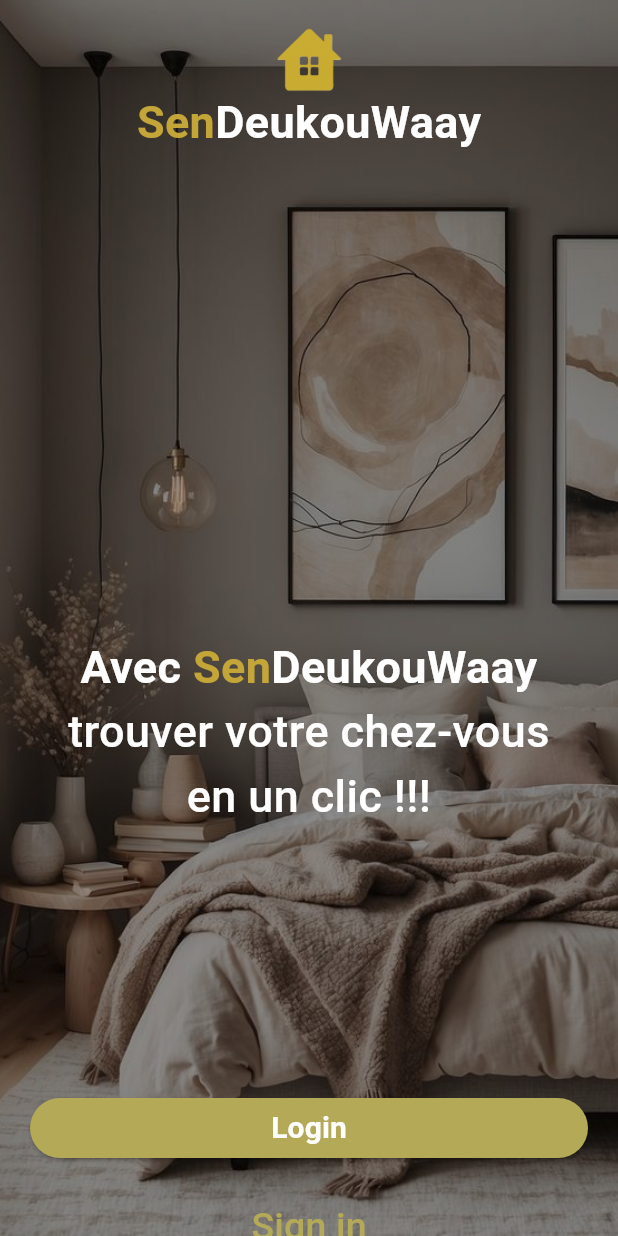
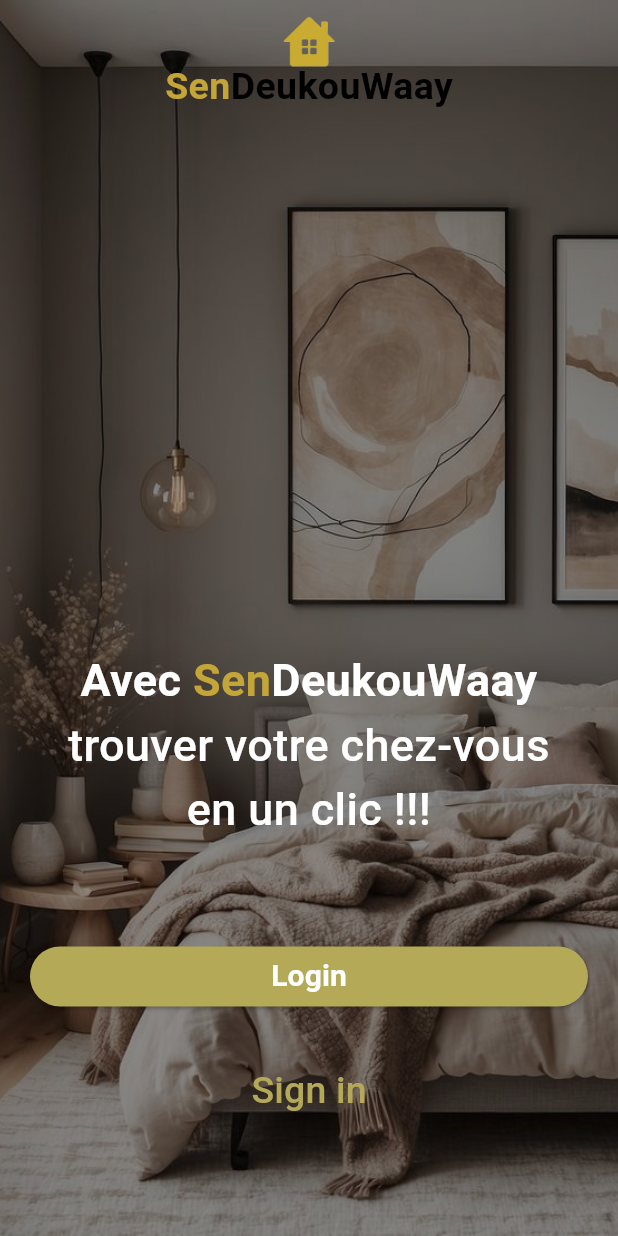
Before and after one commit to MarieJeanneMbodji/Projet_Flutter, a Flutter app: the screen it shows after launch, on a phone screen of 412 x 824 dp. Run offline on Flutter 3.47's test engine with Material 3 defaults, Android fonts, the light colour scheme and no system bars; our stand-ins replace image_picker.

Commit message:
Commit après deuxième merge avec marie

```diff
--- /dev/null
+++ b/lib/headerPages.dart
@@ -0,0 +1,62 @@
+import 'package:flutter/material.dart';
+
+class Headerpages extends StatelessWidget {
+  final double height;
+
+  const Headerpages({super.key, this.height = 200});
+
+  @override
+  Widget build(BuildContext context) {
+    return SafeArea(
+      child: SizedBox(
+        height: height,
+        child: Stack(
+          alignment: Alignment.center,
+          children: [
+            Positioned(
+              top: -20,
+              left: 0,
+              right: 0,
+              child: Center(
+                child: IconButton(
+                  onPressed: () {},
+                  icon: Image.asset("assets/logo.png", height: 80),
+                ),
+              ),
+            ),
+
+            Positioned(
+              top: 40,
+              left: 0,
+              right: 0,
+              child: Center(
+                child: Text.rich(
+                  TextSpan(
+                    children: [
+                      TextSpan(
+                        text: "Sen",
+                        style: TextStyle(
+                          fontSize: 25,
+                          color: Color.fromARGB(255, 196, 165, 55),
+                          fontWeight: FontWeight.w600,
+                        ),
+                      ),
+                      TextSpan(
+                        text: "DeukouWaay",
+                        style: TextStyle(
+                          fontSize: 25,
+                          color: Colors.black,
+                          fontWeight: FontWeight.w600,
+                        ),
+                      ),
+                    ],
+                  ),
+                ),
+              ),
+            ),
+          ],
+        ),
+      ),
+    );
+  }
+}
--- a/lib/main.dart
+++ b/lib/main.dart
@@ -1,5 +1,6 @@
 import 'package:flutter/material.dart';
 import 'package:page_accueil/ajoutLogement.dart';
+import 'package:page_accueil/headerPages.dart';
 import 'package:page_accueil/loginPage.dart';
 
 void main() {
@@ -33,6 +34,7 @@
 class _HomePageState extends State<HomePage> {
   @override
   Widget build(BuildContext context) {
+    final height = MediaQuery.of(context).size.height;
     return Scaffold(
       body: SafeArea(
         child: Stack(
@@ -45,45 +47,12 @@
                 mainAxisAlignment: MainAxisAlignment.center,
                 crossAxisAlignment: CrossAxisAlignment.center,
                 children: [
-                  //le logo et nom de l'appli
-                  Transform.translate(
-                    offset: const Offset(0, -10),
-                    child: Image.asset(
-                      "assets/logo.png",
-                      width: 100,
-                      height: 100,
-                    ),
-                  ),
-                  Transform.translate(
-                    offset: const Offset(0, -40),
-                    child: Text.rich(
-                      TextSpan(
-                        children: [
-                          TextSpan(
-                            text: "Sen",
-                            style: TextStyle(
-                              fontSize: 30,
-                              color: Color.fromARGB(255, 196, 165, 55),
-                              fontWeight: FontWeight.w600,
-                            ),
-                          ),
-                          TextSpan(
-                            text: "DeukouWaay",
-                            style: TextStyle(
-                              fontSize: 30,
-                              color: Colors.white,
-                              fontWeight: FontWeight.w600,
-                            ),
-                          ),
-                        ],
-                      ),
-                    ),
-                  ),
-
+                  //zone header
+                  Headerpages(height: height * 0.5),
                   //champ texte pour description de l'appli
-                  const SizedBox(height: 200),
+                  const SizedBox(height: 10),
                   Padding(
-                    padding: EdgeInsets.symmetric(horizontal: 20, vertical: 80),
+                    padding: EdgeInsets.symmetric(horizontal: 20, vertical: 10),
 
                     child: Text.rich(
                       TextSpan(
@@ -129,7 +98,7 @@
                   ),
 
                   //boutton login
-                  const SizedBox(height: 100),
+                  const SizedBox(height: 60),
                   Container(
                     height: 40,
                     width: double.infinity,
@@ -160,7 +129,7 @@
                   ),
 
                   //boutton texte singn in
-                  const SizedBox(height: 20),
+                  const SizedBox(height: 30),
                   Container(
                     child: TextButton(
                       onPressed: () {},
```
Also changed, not shown: lib/ajoutLogement.dart (+24 -46 lines).
